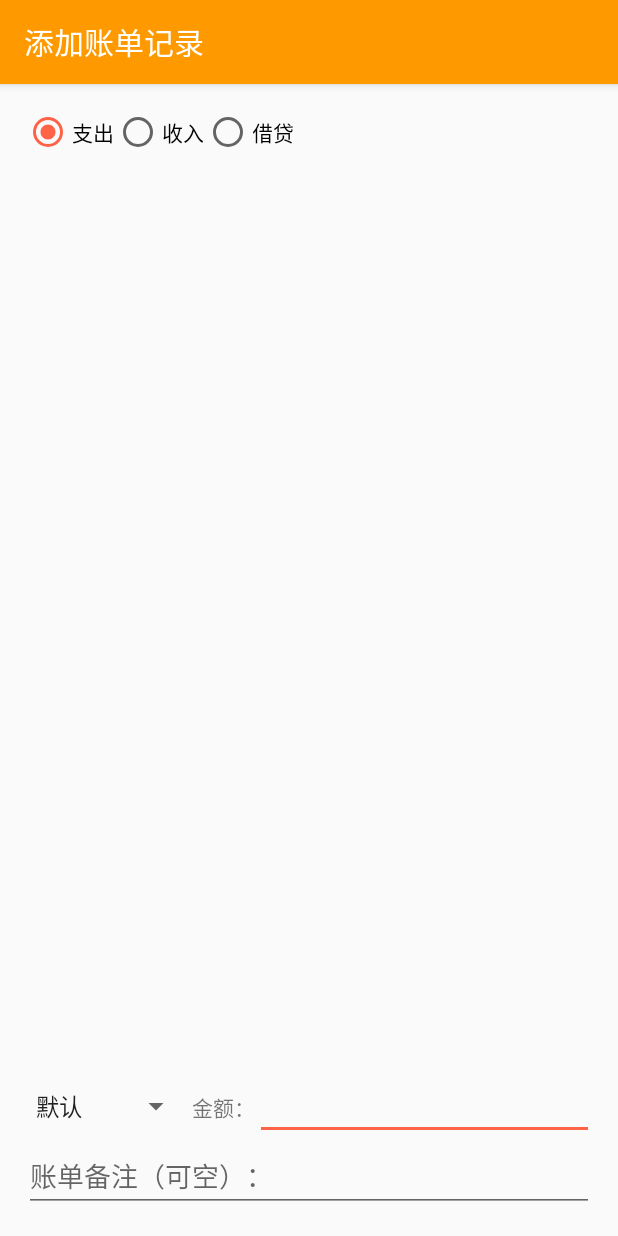
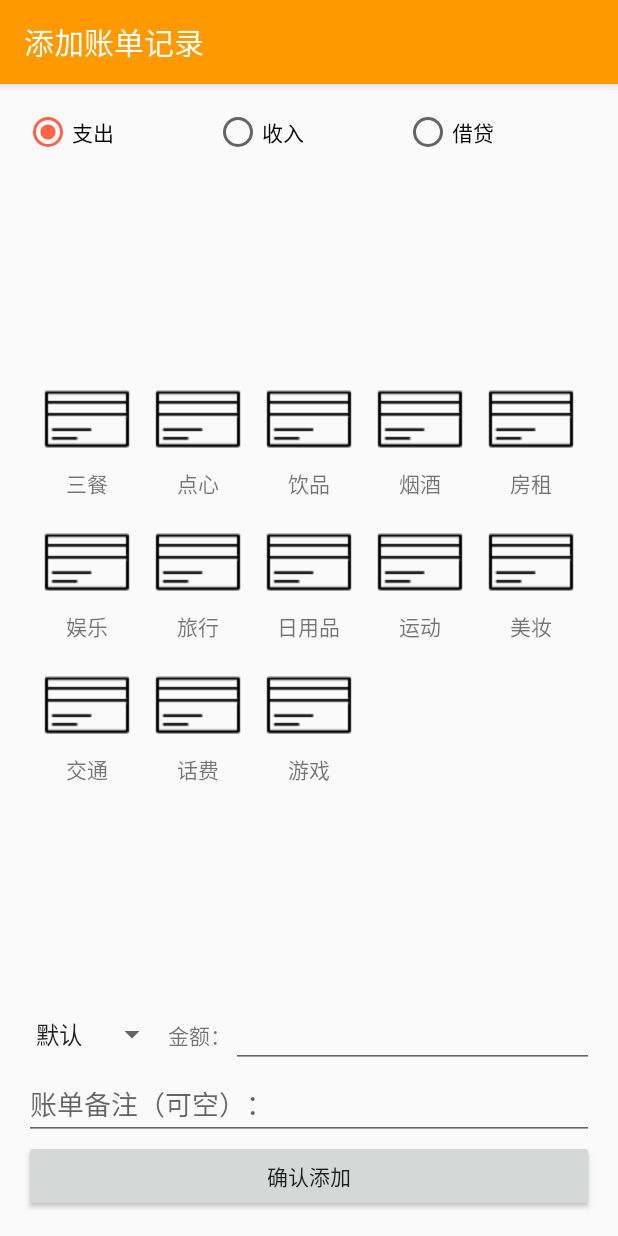
Before and after one commit to iwxyi/Poorrow, an Android app: the screen it shows after launch (RecordActivity), after a tap on an icon or button, on a phone screen of 412 x 824 dp. Run offline under Robolectric (Android 15) with nearby library versions, the phone set to English and light mode, and no system bars.

Commit message:
新增消费种类的网格布局

```diff
--- a/app/src/main/java/com/iwxyi/BlankDataFragment.java
+++ b/app/src/main/java/com/iwxyi/BlankDataFragment.java
@@ -7,6 +7,7 @@ import android.support.v4.app.Fragment;
 import android.view.LayoutInflater;
 import android.view.View;
 import android.view.ViewGroup;
+import android.widget.TextView;
 
 public class BlankDataFragment extends Fragment {
 
@@ -32,13 +33,20 @@ public class BlankDataFragment extends Fragment {
     @Override
     public View onCreateView(LayoutInflater inflater, ViewGroup container,
                              Bundle savedInstanceState) {
-        return inflater.inflate(R.layout.fragment_blank_data, container, false);
+        View v = inflater.inflate(R.layout.fragment_blank_data, container, false);
+        TextView tv = v.findViewById(R.id.tv_blank);
+        tv.setOnClickListener(new View.OnClickListener() {
+            @Override
+            public void onClick(View v) {
+                onButtonPressed(null);
+            }
+        });
+        return v;
     }
 
-    // TODO: Rename method, update argument and hook method into UI event
     public void onButtonPressed(Uri uri) {
         if (mListener != null) {
-            mListener.onFragmentInteraction(uri);
+            mListener.onTvClicked(uri);
         }
     }
 
@@ -60,7 +68,6 @@ public class BlankDataFragment extends Fragment {
     }
 
     public interface OnFragmentInteractionListener {
-        // TODO: Update argument type and name
-        void onFragmentInteraction(Uri uri);
+        void onTvClicked(Uri uri);
     }
 }
--- a/app/src/main/java/com/iwxyi/FileUtil.java
+++ b/app/src/main/java/com/iwxyi/FileUtil.java
@@ -82,7 +82,7 @@ public class FileUtil {
         StringBuilder sb = new StringBuilder();
         String line;
         while ( (line = bufr.readLine()) != null ) {
-            sb.append(line);
+            sb.append(line+"\n");
         }
         return sb.toString();
     }
--- a/app/src/main/java/com/iwxyi/MyBillRecyclerViewAdapter.java
+++ b/app/src/main/java/com/iwxyi/MyBillRecyclerViewAdapter.java
@@ -44,7 +44,7 @@ public class MyBillRecyclerViewAdapter extends RecyclerView.Adapter<MyBillRecycl
         holder.mTvAmount.setText(mValues.get(position).amount+"");
         holder.mTvNote.setText(mValues.get(position).note);
         try {
-            holder.mTvTime.setText(longToString(mValues.get(position).timestamp, "yy-MM-dd HH:mm"));
+            holder.mTvTime.setText(longToString(mValues.get(position).timestamp, "MM-dd HH:mm"));
         } catch (ParseException e) {
             e.printStackTrace();
         }
--- /dev/null
+++ b/app/src/main/java/com/iwxyi/MyKindApdapter.java
@@ -0,0 +1,63 @@
+package com.iwxyi;
+
+import android.content.Context;
+import android.view.LayoutInflater;
+import android.view.View;
+import android.view.ViewGroup;
+import android.widget.BaseAdapter;
+import android.widget.ImageView;
+import android.widget.TextView;
+
+import java.util.ArrayList;
+
+public class MyKindApdapter extends BaseAdapter {
+
+    private LayoutInflater mInflater = null;
+    private Context mContext = null;
+    private ArrayList<String> mData = null;
+
+    public MyKindApdapter(Context context, ArrayList<String> arrayList) {
+        mContext = context;
+        mData = arrayList;
+        mInflater = (LayoutInflater) context.getSystemService(Context.LAYOUT_INFLATER_SERVICE);
+    }
+
+    @Override
+    public int getCount() {
+        return mData == null ? 0 : mData.size();
+    }
+
+    @Override
+    public Object getItem(int position) {
+        return mData == null ? null : mData.get(position);
+    }
+
+    @Override
+    public long getItemId(int position) {
+        return position;
+    }
+
+    @Override
+    public View getView(int position, View convertView, ViewGroup parent) {
+        ViewHolder holder = null;
+        String name = (String)getItem(position);
+        if (convertView == null) {
+            convertView = mInflater.from(mContext).inflate(R.layout.item_kind, parent, false);
+            holder = new ViewHolder();
+            holder.iv = (ImageView) convertView.findViewById(R.id.iv_icon);
+            holder.tv = (TextView) convertView.findViewById(R.id.tv_name);
+            holder.tv.setText(name);
+        } else {
+            holder = (ViewHolder) convertView.getTag();
+        }
+        // holder.iv.setImage...
+        //holder.iv.setImageDrawable(mContext.getResources().getDrawable(R.drawable.ic_eye));
+        //holder.tv.setText(name); // 放在这里会出null错的诶？
+        return convertView; // 每次都忘记修改null，真气人
+    }
+
+    class ViewHolder {
+        ImageView iv;
+        TextView tv;
+    }
+}
--- a/app/src/main/java/com/iwxyi/RecordActivity.java
+++ b/app/src/main/java/com/iwxyi/RecordActivity.java
@@ -3,20 +3,27 @@ package com.iwxyi;
 import android.os.Bundle;
 import android.support.v7.app.AppCompatActivity;
 import android.support.v7.widget.RecyclerView;
+import android.view.View;
 import android.widget.ArrayAdapter;
-import android.widget.CheckBox;
+import android.widget.Button;
 import android.widget.EditText;
+import android.widget.GridView;
 import android.widget.RadioButton;
 import android.widget.Spinner;
+import android.widget.Toast;
 
-public class RecordActivity extends AppCompatActivity {
-    private RadioButton mSpendingCb;
-    private RadioButton mIncomeCb;
-    private RadioButton mBorrowingCb;
-    private RecyclerView mKindRv;
+import java.io.IOException;
+import java.util.ArrayList;
+
+public class RecordActivity extends AppCompatActivity implements View.OnClickListener {
+    private RadioButton mSpendingRb;
+    private RadioButton mIncomeRb;
+    private RadioButton mBorrowingRb;
+    private GridView mKindGv;
     private Spinner mCardSp;
     private EditText mAmountEv;
     private EditText mNoteEv;
+    private Button mSubmitBtn;
 
     @Override
     protected void onCreate(Bundle savedInstanceState) {
@@ -28,21 +35,79 @@ public class RecordActivity extends AppCompatActivity {
     }
 
     private void initView() {
-        mSpendingCb = (RadioButton) findViewById(R.id.cb_spending);
-        mIncomeCb = (RadioButton) findViewById(R.id.cb_income);
-        mBorrowingCb = (RadioButton) findViewById(R.id.cb_borrowing);
-        mKindRv = (RecyclerView) findViewById(R.id.rv_kind);
+        mSpendingRb = (RadioButton) findViewById(R.id.rb_spending);
+        mIncomeRb = (RadioButton) findViewById(R.id.rb_income);
+        mBorrowingRb = (RadioButton) findViewById(R.id.rb_borrowing);
+        mKindGv = (GridView) findViewById(R.id.gv_kind);
         mCardSp = (Spinner) findViewById(R.id.sp_card);
         mAmountEv = (EditText) findViewById(R.id.ev_amount);
         mNoteEv = (EditText) findViewById(R.id.ev_note);
+        mSubmitBtn = (Button) findViewById(R.id.btn_submit);
+        mSubmitBtn.setOnClickListener(this);
 
-        mSpendingCb.setChecked(true);
+        // 初始化种类
+        int a = SettingsUtil.getInt(getApplicationContext(), "recent");
+        if (a == 0) {
+            mSpendingRb.setChecked(true);
+        } else if (a == 1) {
+            mIncomeRb.setChecked(true);
+        } else if (a == 2) {
+            mBorrowingRb.setChecked(true);
+        } else {
+            mSpendingRb.setChecked(true);
+        }
+
     }
 
     private void initData() {
-        String[] cardType = new String[]{"默认", "现金", "银行卡"};
+        // 读取卡的列表
+        String cardString = null;
+        try {
+            cardString = FileUtil.readTextVals("cards.txt");
+        } catch (IOException e) {
+            e.printStackTrace();
+        }
+        if ("".equals(cardString)) {
+            cardString = "默认\n现金";
+            FileUtil.writeTextVals("cards.txt", cardString);
+        }
+        String[] cardType = cardString.split("\n");
         ArrayAdapter<String> cardAdapter = new ArrayAdapter<>(this, android.R.layout.simple_spinner_item, cardType);
         cardAdapter.setDropDownViewResource(android.R.layout.simple_spinner_item); // 设置下拉框的样式
         mCardSp.setAdapter(cardAdapter);
+
+        // 读取消费种类的类型
+        String kindString = null;
+        try {
+            kindString = FileUtil.readTextVals("kinds.txt");
+        } catch (IOException e) {
+            e.printStackTrace();
+        }
+        if ("".equals(kindString)) {
+            kindString = "三餐\n点心\n饮品\n烟酒\n房租\n娱乐\n旅行\n日用品\n运动\n美妆\n交通\n话费\n游戏";
+            FileUtil.writeTextVals("kinds.txt", kindString);
+        }
+        String[] kindType = kindString.split("\n");
+        ArrayList<String> kindArray = new ArrayList();
+        for (String s : kindType) { // 不知道该怎么转换，就只能用循环一个个遍历啦
+            kindArray.add(s);
+        }
+        MyKindApdapter kindApdapter = new MyKindApdapter(this, kindArray);
+        mKindGv.setAdapter(kindApdapter);
+
+    }
+
+    @Override
+    public void onClick(View v) {
+        switch (v.getId()) {
+            case R.id.btn_submit:
+                if ("".equals(mAmountEv.getText().toString())) {
+                    Toast.makeText(this, "请输入金额", Toast.LENGTH_SHORT).show();
+                }
+
+                break;
+            default:
+                break;
+        }
     }
 }
--- /dev/null
+++ b/app/src/main/java/com/iwxyi/SettingsUtil.java
@@ -0,0 +1,40 @@
+package com.iwxyi;
+
+import android.content.Context;
+import android.content.SharedPreferences;
+
+public class SettingsUtil {
+
+    public static String getVal(Context ct, String key) {
+        if (ct == null) {
+            return "";
+        }
+        SharedPreferences sp = ct.getSharedPreferences("config", 0);
+        return sp.getString(key, "");
+    }
+
+    public static void setVal(Context ct, String key, String val) {
+        SharedPreferences sp = ct.getSharedPreferences("config", 0);
+        SharedPreferences.Editor edit = sp.edit();
+        edit.putString(key, val);
+        edit.commit();
+    }
+
+    public static int getInt(Context ct, String key) {
+        if (ct == null) {
+            return 0;
+        }
+        SharedPreferences sp = ct.getSharedPreferences("config", 0);
+        String rst = sp.getString(key, "");
+        if ("".equals(rst))
+            return 0;
+        return Integer.parseInt(rst);
+    }
+
+    public static void setVal(Context ct, String key, int val) {
+        SharedPreferences sp = ct.getSharedPreferences("config", 0);
+        SharedPreferences.Editor edit = sp.edit();
+        edit.putInt(key, val);
+        edit.commit();
+    }
+}
--- a/app/src/main/res/layout/activity_record.xml
+++ b/app/src/main/res/layout/activity_record.xml
@@ -20,41 +20,47 @@
         app:layout_constraintTop_toTopOf="parent">
 
         <RadioButton
-            android:id="@+id/cb_spending"
-            android:layout_width="wrap_content"
+            android:id="@+id/rb_spending"
+            android:layout_width="0dp"
+            android:layout_weight="1"
             android:layout_height="wrap_content"
             android:text="@string/spending"/>
 
         <RadioButton
-            android:id="@+id/cb_income"
-            android:layout_width="wrap_content"
+            android:id="@+id/rb_income"
+            android:layout_width="0dp"
+            android:layout_weight="1"
             android:layout_height="wrap_content"
             android:text="@string/income" />
 
         <RadioButton
-            android:id="@+id/cb_borrowing"
-            android:layout_width="wrap_content"
+            android:id="@+id/rb_borrowing"
+            android:layout_width="0dp"
+            android:layout_weight="1"
             android:layout_height="wrap_content"
             android:text="@string/borrowing" />
 
     </RadioGroup>
 
     <!--选择列表-->
-    <ScrollView
-        android:id="@+id/login_form"
-        android:layout_width="match_parent"
-        android:layout_height="wrap_content"
-        app:layout_constraintTop_toBottomOf="@id/ll_check">
 
-        <android.support.v7.widget.RecyclerView
-            android:id="@+id/rv_kind"
+        <GridView
+            android:id="@+id/gv_kind"
             android:layout_width="match_parent"
-            android:layout_height="wrap_content" />
-
-    </ScrollView>
+            android:layout_height="wrap_content"
+            android:columnWidth="60dp"
+            android:gravity="center"
+            android:horizontalSpacing="10dp"
+            android:numColumns="auto_fit"
+            android:padding="10dp"
+            android:stretchMode="columnWidth"
+            android:verticalSpacing="10dp"
+            app:layout_constraintTop_toBottomOf="@id/ll_check"
+            app:layout_constraintBottom_toTopOf="@id/ll_data"/>
 
     <!--输入数据-->
     <LinearLayout
+        android:id="@+id/ll_data"
         android:layout_width="match_parent"
         android:layout_height="wrap_content"
         android:orientation="vertical"
@@ -93,6 +99,12 @@
             android:inputType="textMultiLine"
             android:hint="@string/bill_note_hint"/>
 
+        <Button
+            android:id="@+id/btn_submit"
+            android:layout_width="match_parent"
+            android:layout_height="wrap_content"
+            android:text="@string/ensure_submit"/>
+
     </LinearLayout>
 
 </android.support.constraint.ConstraintLayout>
--- a/app/src/main/res/layout/fragment_blank_data.xml
+++ b/app/src/main/res/layout/fragment_blank_data.xml
@@ -7,6 +7,7 @@
 
     <!-- TODO: Update blank fragment layout -->
     <TextView
+        android:id="@+id/tv_blank"
         android:layout_width="match_parent"
         android:layout_height="match_parent"
         android:gravity="center"
--- /dev/null
+++ b/app/src/main/res/layout/item_kind.xml
@@ -0,0 +1,19 @@
+<?xml version="1.0" encoding="utf-8"?>
+<LinearLayout xmlns:android="http://schemas.android.com/apk/res/android"
+    android:layout_width="wrap_content"
+    android:layout_height="wrap_content"
+    android:orientation="vertical"
+    android:gravity="center">
+
+    <ImageView
+        android:id="@+id/iv_icon"
+        android:layout_width="wrap_content"
+        android:layout_height="wrap_content"
+        android:src="@drawable/ic_card"/>
+
+    <TextView
+        android:id="@+id/tv_name"
+        android:layout_width="wrap_content"
+        android:layout_height="wrap_content"/>
+
+</LinearLayout>
--- a/app/src/main/res/values/colors.xml
+++ b/app/src/main/res/values/colors.xml
@@ -4,4 +4,5 @@
     <color name="colorPrimaryDark">#CD853F</color>
     <color name="colorAccent">#FF6347</color>
     <color name="colorGray">#7D7D7D</color>
+    <color name="colorLightGray">#CDCDCD</color>
 </resources>
--- a/app/src/main/res/values/strings.xml
+++ b/app/src/main/res/values/strings.xml
@@ -30,4 +30,5 @@
     <string name="income">收入</string>
     <string name="borrowing">借贷</string>
     <string name="bill_note_hint">账单备注（可空）：</string>
+    <string name="ensure_submit">确认添加</string>
 </resources>
```
Also changed, not shown: app/src/main/java/com/iwxyi/MainActivity.java (+5 -9 lines), app/src/main/res/layout/fragment_bill.xml (+14 -8 lines).
